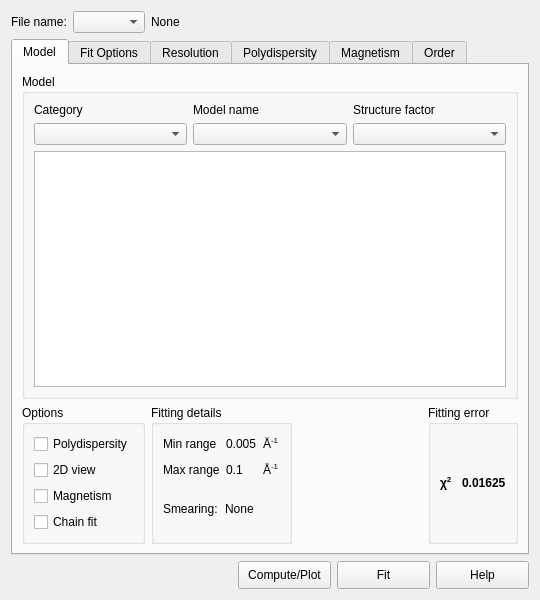
Qt form src/sas/qtgui/Perspectives/Fitting/UI/FittingWidgetUI.ui (SasView/sasview) before a commit.
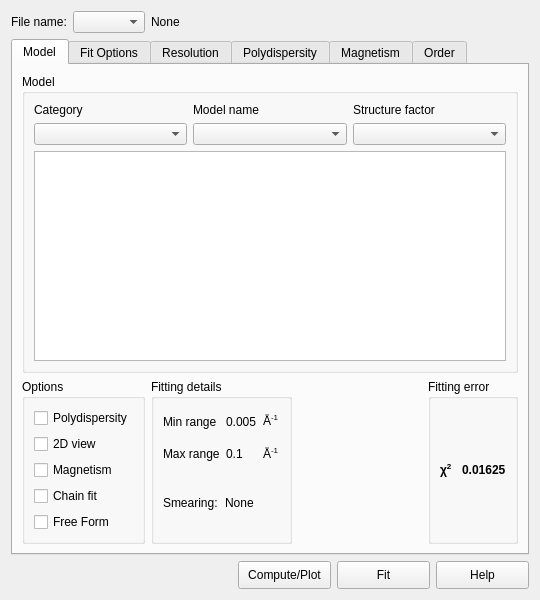
The same form after that commit.

Commit message:
Add the Free Form checkbox and wire it into the fitting widget
* chkFreeForm is added to the fitting options .ui and enabled only when
  the selected model is in FreeFormFitting.SUPPORTED_MODELS and no
  structure factor is active.
* toggleFreeForm() forces polydispersity on and locks the checkbox,
  since the discretisation inputs live in that tab.
* fitCompleteFreeForm() handles the FreeFormResult branch: it updates
  scale and background, reports chi-squared, and emits the recovered
  distribution for plotting alongside styled residuals.

The edit to the form file:
```diff
--- a/src/sas/qtgui/Perspectives/Fitting/UI/FittingWidgetUI.ui
+++ b/src/sas/qtgui/Perspectives/Fitting/UI/FittingWidgetUI.ui
@@ -302,6 +302,13 @@
             </property>
            </widget>
           </item>
+          <item>
+           <widget class="QCheckBox" name="chkFreeForm">
+            <property name="text">
+             <string>Free Form</string>
+            </property>
+           </widget>
+          </item>
          </layout>
         </widget>
        </item>
```
Left out of the diff: 1 changed line with no effect on the pictures. The commit also changes 1 other file.
